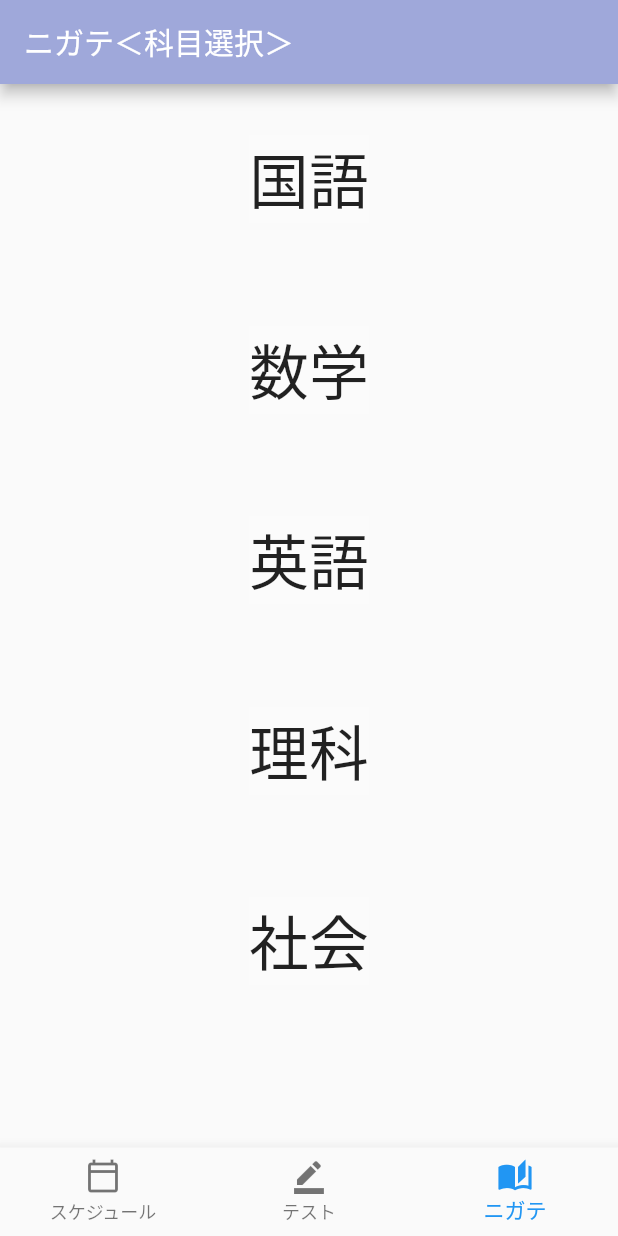
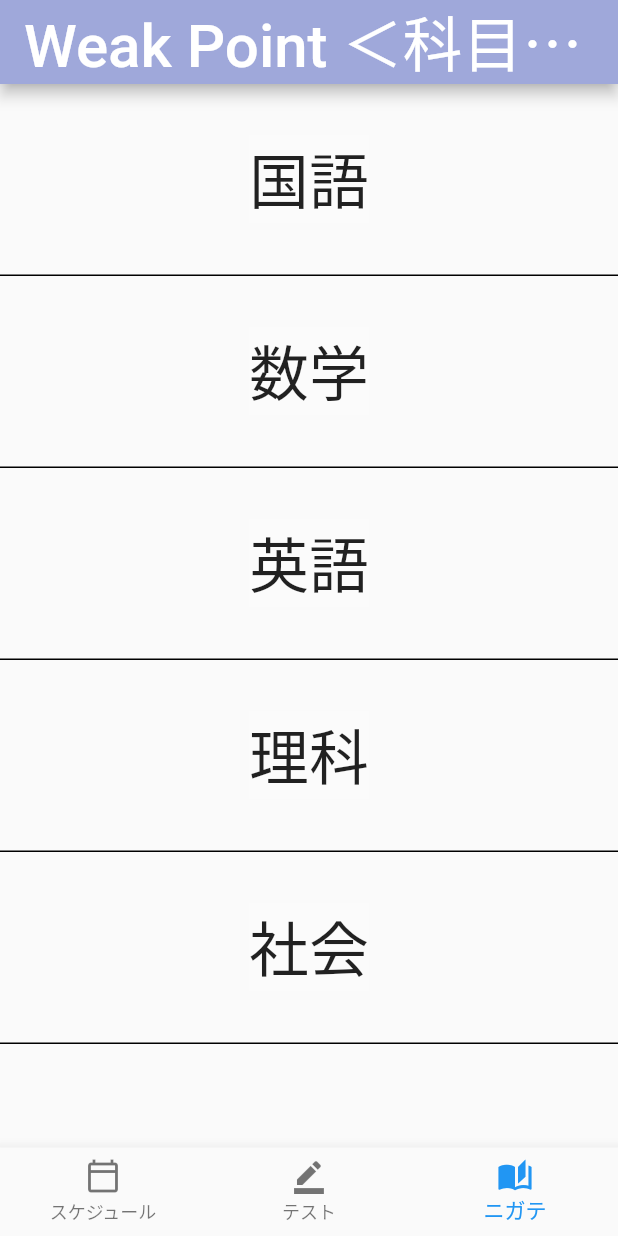
Before and after one commit to renpoto2/benesse1106team2, a Flutter app: the screen it shows after launch, item 3 of the bottom bar chosen, on a phone screen of 412 x 824 dp. Run offline on Flutter 3.47's test engine with Material 2 defaults, Android fonts, the phone set to English and light mode, and no system bars; our stand-ins replace table_calendar.

Commit message:
nigatepage_ui、testpage_ui commit

```diff
--- a/lib/pages/nigatePage.dart
+++ b/lib/pages/nigatePage.dart
@@ -30,15 +30,21 @@ class _nigateScreen extends State<nigateScreen> {
       appBar: AppBar(
         backgroundColor: Colors.indigo[200],
         title: Text(
-          'ニガテ＜科目選択＞',
-          style: TextStyle(fontSize: 20),
+          'Weak Point ＜科目選択＞',
+          style: TextStyle(fontSize: 40),
         ),
       ),
       body: ListView.builder(
 
         itemCount: titleList.length,
         itemBuilder: (BuildContext context, int i){
-          return Column(
+          return Container(
+            decoration: new BoxDecoration(
+              border: new Border(
+                bottom: new BorderSide(color: Colors.black),
+              ),
+            ),
+            child: Column(
               mainAxisSize: MainAxisSize.min,
               children: <Widget>[
                 ListTile(
@@ -61,6 +67,7 @@ class _nigateScreen extends State<nigateScreen> {
 
                 ),
               ],
+            ),
           );
         },
       ),
```
Also changed, not shown: lib/pages/testPage.dart (+8 -1 lines). Lines whose indentation alone changed are shown as unchanged.
